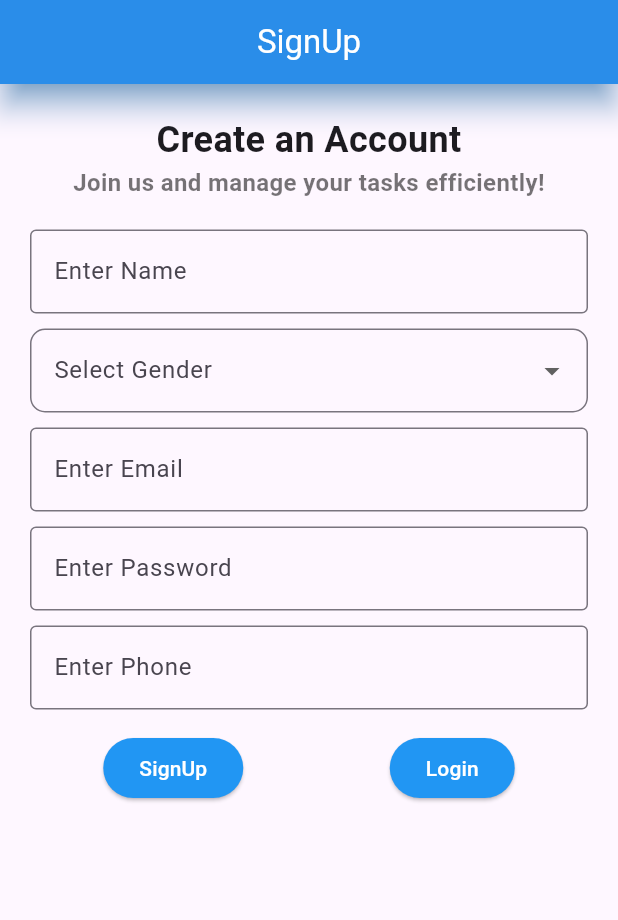
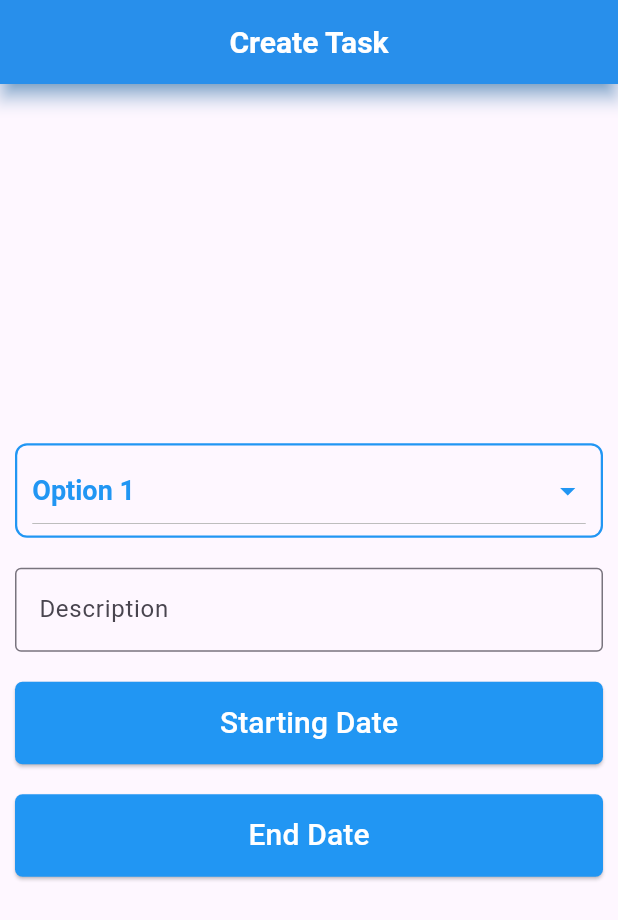
Before and after one commit to IAftabRehman/Task-Management-System, a Flutter app: the screen it shows after launch, on a phone screen of 412 x 824 dp. Shown: the top 920 px of the screen. Run offline on Flutter 3.47's test engine with Material 3 defaults, Android fonts, the phone set to English and light mode, and no system bars; our stand-ins replace cloud_firestore, firebase_auth, firebase_core; accounts and stored records are empty.

Commit message:
Starting Working with createTask_screen.dart file

```diff
--- a/lib/main.dart
+++ b/lib/main.dart
@@ -1,7 +1,8 @@
 import 'package:firebase_core/firebase_core.dart';
 import 'package:flutter/material.dart';
 import 'package:provider/provider.dart';
-import 'package:task_management_system/providers/signUp_provider.dart';
+import 'package:task_management_system/providers/userRegistration_provider.dart';
+import 'package:task_management_system/screens/createTask_screen.dart';
 import 'package:task_management_system/screens/signUp_screen.dart';
 
 Future<void> main() async {
@@ -32,7 +33,7 @@ class MyApp extends StatelessWidget {
           ),
 
           debugShowCheckedModeBanner: false,
-          home: signUp_screen(),
+          home: createTask_screen(),
         );
       }),
     );
--- /dev/null
+++ b/lib/screens/createTask_screen.dart
@@ -0,0 +1,127 @@
+import 'package:flutter/material.dart';
+
+class createTask_screen extends StatefulWidget {
+  const createTask_screen({super.key});
+
+  @override
+  State<createTask_screen> createState() => _createTask_screenState();
+}
+
+class _createTask_screenState extends State<createTask_screen> {
+  String _selectedItem = 'Option 1'; // Default value
+
+  // List of options for the dropdown
+  final List<String> _items = ['Option 1', 'Option 2', 'Option 3'];
+
+  DateTime _selectedDate = DateTime.now();
+  Future<void> _selectDate(BuildContext context) async {
+    final DateTime? picked = await showDatePicker(
+      context: context,
+      initialDate: _selectedDate,
+      firstDate: DateTime(2000),
+      lastDate: DateTime(2101),
+    );
+
+    if (picked != null && picked != _selectedDate) {
+      setState(() {
+        _selectedDate = picked;
+      });
+    }
+  }
+
+
+  @override
+  Widget build(BuildContext context) {
+    return Scaffold(
+      appBar: AppBar(
+        backgroundColor: Colors.blue,
+        title: Text(
+          "Create Task",
+          style: TextStyle(
+            fontSize: 20,
+            color: Colors.white,
+            fontWeight: FontWeight.bold,
+          ),
+        ),
+        centerTitle: true,
+        elevation: 5,
+        shadowColor: Colors.blue,
+      ),
+      body: Padding(
+        padding: EdgeInsets.symmetric(horizontal: 10),
+        child: Center(
+          child: Column(
+            mainAxisAlignment: MainAxisAlignment.center,
+            crossAxisAlignment: CrossAxisAlignment.center,
+            children: [
+              Container(
+                padding: EdgeInsets.symmetric(horizontal: 10),
+                decoration: BoxDecoration(
+                  border: Border.all(
+                    color: Colors.blue,
+                    width: 1.5,
+                  ),
+                  borderRadius: BorderRadius.circular(8.0),
+                ),
+                child: DropdownButton<String>(
+                  value: _selectedItem,
+                  onChanged: (String? newValue) {
+                    setState(() {
+                      _selectedItem = newValue!;
+                    });
+                  },
+                  style: TextStyle(
+                    color: Colors.blue,
+                    fontSize: 18,
+                    fontWeight: FontWeight.bold,
+                  ),
+                  iconEnabledColor: Colors.blue,
+                  dropdownColor: Colors.green.shade100,
+                  isExpanded: true,
+                  itemHeight: 60,
+                  items: _items.map<DropdownMenuItem<String>>((String value) {
+                    return DropdownMenuItem<String>(
+                      value: value,
+                      child: Text(value),
+                    );
+                  }).toList(),
+                ),
+              ),
+              SizedBox(height: 20),
+              TextField(
+                decoration: const InputDecoration(
+                  border: OutlineInputBorder(),
+                  labelText: "Description"
+                ),
+              ),
+              SizedBox(height: 20),
+              ElevatedButton(
+                style: ElevatedButton.styleFrom(
+                    shape: RoundedRectangleBorder(
+                      borderRadius: BorderRadius.circular(5),
+                    ),
+                    backgroundColor: Colors.blue,
+                    minimumSize: Size(double.infinity, 55)
+                ),
+                onPressed: () => _selectDate(context),
+                child: Text('Starting Date', style: TextStyle(fontSize: 20, color: Colors.white)),
+              ),
+              SizedBox(height: 20),
+              ElevatedButton(
+                style: ElevatedButton.styleFrom(
+                    shape: RoundedRectangleBorder(
+                      borderRadius: BorderRadius.circular(5),
+                    ),
+                    backgroundColor: Colors.blue,
+                    minimumSize: Size(double.infinity, 55)
+                ),
+                onPressed: () => _selectDate(context),
+                child: Text('End Date', style: TextStyle(fontSize: 20, color: Colors.white)),
+              ),
+            ],
+          ),
+        ),
+      ),
+    );
+  }
+}
--- a/lib/screens/login_screen.dart
+++ b/lib/screens/login_screen.dart
@@ -1,6 +1,6 @@
 import 'package:flutter/material.dart';
 import 'package:provider/provider.dart';
-import 'package:task_management_system/providers/signUp_provider.dart';
+import 'package:task_management_system/providers/userRegistration_provider.dart';
 
 class login_screen extends StatelessWidget {
   const login_screen({super.key});
--- a/lib/screens/signUp_screen.dart
+++ b/lib/screens/signUp_screen.dart
@@ -1,6 +1,6 @@
 import 'package:flutter/material.dart';
 import 'package:provider/provider.dart';
-import 'package:task_management_system/providers/signUp_provider.dart';
+import 'package:task_management_system/providers/userRegistration_provider.dart';
 
 class signUp_screen extends StatelessWidget {
   const signUp_screen({super.key});
```
Also changed, not shown: lib/providers/userRegistration_provider.dart (renamed from lib/providers/signUp_provider.dart).
